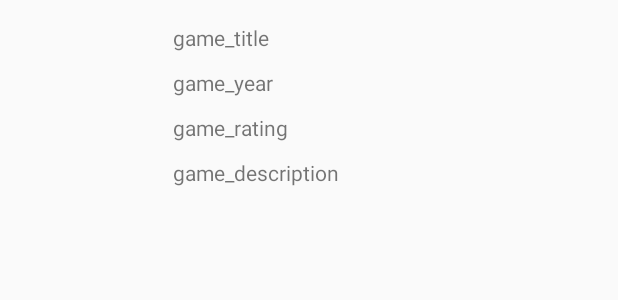
After one commit to Kuplays/AndroidActivityFragments, an Android app built with Jetpack Compose: the layout fragment_game_details.xml on its own in the app's theme, with its tools: preview values and no code run, on a phone screen of 412 x 824 dp. The commit adds this screen. Shown: the top 300 px of the screen. Run offline under Robolectric (Android 15) with nearby library versions, the phone set to English and light mode, and no system bars.

Commit message:
feature: added activity and fragment communications

```diff
--- a/app/src/main/AndroidManifest.xml
+++ b/app/src/main/AndroidManifest.xml
@@ -10,13 +10,12 @@
         android:label="@string/app_name"
         android:roundIcon="@mipmap/ic_launcher_round"
         android:supportsRtl="true"
-        android:theme="@style/Theme.AndroidActivityFragments"
+        android:theme="@style/Theme.AppCompat.Light"
         tools:targetApi="31">
         <activity
             android:name=".MainActivity"
             android:exported="true"
-            android:label="@string/app_name"
-            android:theme="@style/Theme.AndroidActivityFragments">
+            android:theme="@style/Theme.AppCompat.Light.DarkActionBar">
             <intent-filter>
                 <action android:name="android.intent.action.MAIN" />
 
--- /dev/null
+++ b/app/src/main/res/layout/fragment_game_details.xml
@@ -0,0 +1,56 @@
+<?xml version="1.0" encoding="utf-8"?>
+<androidx.constraintlayout.widget.ConstraintLayout xmlns:android="http://schemas.android.com/apk/res/android"
+    xmlns:app="http://schemas.android.com/apk/res-auto"
+    xmlns:tools="http://schemas.android.com/tools"
+    android:layout_width="match_parent"
+    android:layout_height="match_parent">
+
+    <ImageView
+        android:id="@+id/id_game_image_frag"
+        android:layout_width="100dp"
+        android:layout_height="200dp"
+        app:layout_constraintStart_toStartOf="parent"
+        app:layout_constraintTop_toTopOf="parent" />
+
+    <TextView
+        android:id="@+id/id_game_title_frag"
+        android:layout_width="wrap_content"
+        android:layout_height="wrap_content"
+        android:layout_marginTop="10dp"
+        android:layout_marginStart="10dp"
+        android:padding="5dp"
+        android:text="game_title"
+        app:layout_constraintStart_toEndOf="@+id/id_game_image_frag"
+        app:layout_constraintTop_toTopOf="parent" />
+
+    <TextView
+        android:id="@+id/id_game_year_frag"
+        android:layout_width="wrap_content"
+        android:layout_height="wrap_content"
+        android:layout_marginStart="10dp"
+        android:padding="5dp"
+        android:text="game_year"
+        app:layout_constraintStart_toEndOf="@+id/id_game_image_frag"
+        app:layout_constraintTop_toBottomOf="@+id/id_game_title_frag" />
+
+    <TextView
+        android:id="@+id/id_game_rating_frag"
+        android:layout_width="wrap_content"
+        android:layout_height="wrap_content"
+        android:layout_marginStart="10dp"
+        android:padding="5dp"
+        android:text="game_rating"
+        app:layout_constraintStart_toEndOf="@+id/id_game_image_frag"
+        app:layout_constraintTop_toBottomOf="@+id/id_game_year_frag" />
+
+    <TextView
+        android:id="@+id/id_game_descr_frag"
+        android:layout_width="0dp"
+        android:layout_height="wrap_content"
+        android:layout_marginStart="10dp"
+        android:padding="5dp"
+        android:text="game_description"
+        app:layout_constraintStart_toEndOf="@+id/id_game_image_frag"
+        app:layout_constraintTop_toBottomOf="@+id/id_game_rating_frag"
+        app:layout_constraintEnd_toEndOf="parent"/>
+</androidx.constraintlayout.widget.ConstraintLayout>
--- a/app/src/main/res/values/strings.xml
+++ b/app/src/main/res/values/strings.xml
@@ -1,3 +1,7 @@
 <resources>
     <string name="app_name">AndroidActivityFragments</string>
+    <string name="gameReleaseYear">Year: %1$s</string>
+    <string name="gameRating">Rating: %1$s/100</string>
+    <!-- TODO: Remove or change this placeholder text -->
+    <string name="hello_blank_fragment">Hello blank fragment</string>
 </resources>
--- a/gradle.properties
+++ b/gradle.properties
@@ -15,6 +15,7 @@ org.gradle.jvmargs=-Xmx2048m -Dfile.encoding=UTF-8
 # Android operating system, and which are packaged with your app's APK
 # https://developer.android.com/topic/libraries/support-library/androidx-rn
 android.useAndroidX=true
+android.enableJetifier=true
 # Kotlin code style for this project: "official" or "obsolete":
 kotlin.code.style=official
 # Enables namespacing of each library's R class so that its R class includes only the
```
Also changed, not shown: app/build.gradle.kts (+7 -1 lines), app/src/main/java/com/example/androidactivityfragments/GameDetailsFragment.kt (added, +88 -0 lines), app/src/main/java/com/example/androidactivityfragments/MainActivity.kt (+45 -36 lines), app/src/main/java/com/example/androidactivityfragments/adapters/GameAdapter.kt (added, +53 -0 lines), app/src/main/java/com/example/androidactivityfragments/models/Game.kt (added, +9 -0 lines), app/src/main/res/layout/activity_main.xml (added, +19 -0 lines), app/src/main/res/layout/row_details.xml (added, +57 -0 lines), app/src/main/res/raw/games.json (added, +16 -0 lines), gradle/libs.versions.toml (+16 -0 lines), app/src/main/res/drawable/game1.jpg (added), app/src/main/res/drawable/game2.jpg (added).
